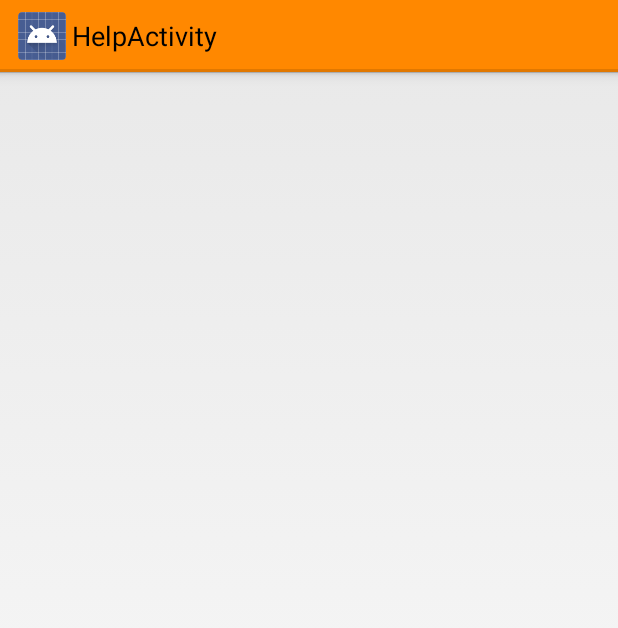
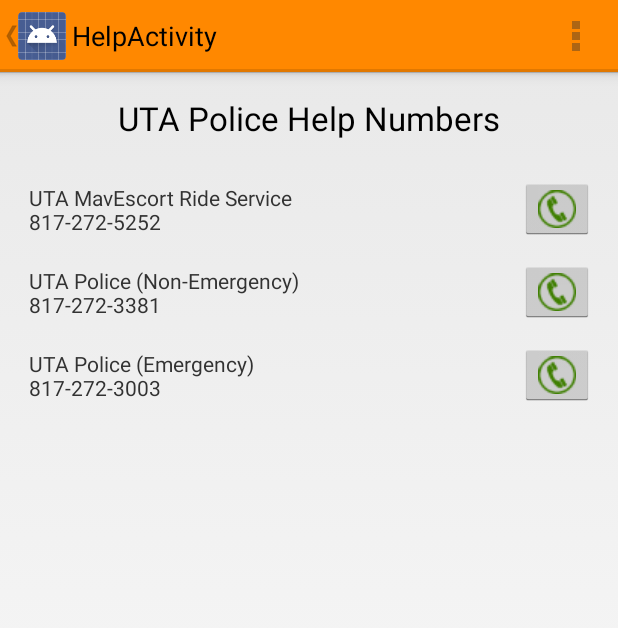
Before and after one commit to hemanthgeddada/B, an Android app: the HelpActivity screen opened directly, with no data from a screen before it, on a phone screen of 412 x 824 dp. Shown: the top 628 px of the screen. Run offline under Robolectric (Android 15) with nearby library versions, the phone set to English and light mode, and no system bars.

Commit message:
help done.

```diff
--- a/newsubdir/app/src/main/AndroidManifest.xml
+++ b/newsubdir/app/src/main/AndroidManifest.xml
@@ -1,18 +1,16 @@
 <?xml version="1.0" encoding="utf-8"?>
 <manifest xmlns:android="http://schemas.android.com/apk/res/android"
     package="com.example.dell.mavride" >
-
     <uses-permission android:name="android.permission.INTERNET" />
+    <uses-permission android:name="android.permission.CALL_PHONE"/>
     <uses-permission android:name="android.permission.ACCESS_NETWORK_STATE" />
     <uses-permission android:name="android.permission.ACCESS_NETWORK_STATE" />
     <uses-permission android:name="android.permission.ACCESS_COARSE_LOCATION" />
     <uses-permission android:name="android.permission.ACCESS_FINE_LOCATION" />
     <uses-permission android:name="android.permission.WRITE_EXTERNAL_STORAGE" />
-
     <uses-feature
         android:glEsVersion="0x00020000"
         android:required="true" />
-
     <application
         android:allowBackup="true"
         android:icon="@drawable/ic_launcher"
--- a/newsubdir/app/src/main/java/com/example/dell/mavride/DriverHomePage.java
+++ b/newsubdir/app/src/main/java/com/example/dell/mavride/DriverHomePage.java
@@ -262,4 +262,5 @@ public class DriverHomePage extends ListActivity {
             }
         });
     }
+
 }
--- a/newsubdir/app/src/main/java/com/example/dell/mavride/HelpActivity.java
+++ b/newsubdir/app/src/main/java/com/example/dell/mavride/HelpActivity.java
@@ -1,26 +1,28 @@
-package com.example.dell.mavride;
+    package com.example.dell.mavride;
 
+import android.app.Activity;
+import android.content.Intent;
+import android.net.Uri;
 import android.support.v7.app.ActionBarActivity;
 import android.os.Bundle;
 import android.view.Menu;
 import android.view.MenuItem;
+import android.view.View;
 
 
-public class HelpActivity extends ActionBarActivity {
+public class HelpActivity extends Activity {
 
     @Override
     protected void onCreate(Bundle savedInstanceState) {
         super.onCreate(savedInstanceState);
         setContentView(R.layout.activity_help);
     }
-
     @Override
     public boolean onCreateOptionsMenu(Menu menu) {
         // Inflate the menu; this adds items to the action bar if it is present.
         getMenuInflater().inflate(R.menu.menu_help, menu);
         return true;
     }
-
     @Override
     public boolean onOptionsItemSelected(MenuItem item) {
         // Handle action bar item clicks here. The action bar will
@@ -35,4 +37,25 @@ public class HelpActivity extends ActionBarActivity {
 
         return super.onOptionsItemSelected(item);
     }
+    public void onClickButton1(View view)
+    {
+        String uri = "tel:817-272-5252";
+        Intent intent = new Intent(Intent.ACTION_CALL);
+        intent.setData(Uri.parse(uri));
+        startActivity(intent);
+    }
+    public void onClickButton2(View view)
+    {
+        String uri = "tel:817-272-3381";
+        Intent intent = new Intent(Intent.ACTION_CALL);
+        intent.setData(Uri.parse(uri));
+        startActivity(intent);
+    }
+    public void onClickButton3(View view)
+    {
+        String uri = "tel:817-272-3003";
+        Intent intent = new Intent(Intent.ACTION_CALL);
+        intent.setData(Uri.parse(uri));
+        startActivity(intent);
+    }
 }
--- a/newsubdir/app/src/main/java/com/example/dell/mavride/UserHome.java
+++ b/newsubdir/app/src/main/java/com/example/dell/mavride/UserHome.java
@@ -319,6 +319,7 @@ public class UserHome extends Activity {
     }*/
     public void showHelpActivity(View view)
     {
-
+        Intent intent=new Intent(this,HelpActivity.class);
+        startActivity(intent);
     }
     }
--- a/newsubdir/app/src/main/res/layout/activity_help.xml
+++ b/newsubdir/app/src/main/res/layout/activity_help.xml
@@ -6,5 +6,70 @@
     android:paddingBottom="@dimen/activity_vertical_margin"
     tools:context="com.example.dell.mavride.HelpActivity">
 
+    <TextView
+        android:layout_width="wrap_content"
+        android:layout_height="wrap_content"
+        android:textAppearance="?android:attr/textAppearanceLarge"
+        android:text="UTA Police Help Numbers"
+        android:id="@+id/textView9"
+
+        android:layout_centerHorizontal="true" />
+    <TableLayout
+        android:layout_width="fill_parent"
+        android:layout_height="match_parent"
+        android:id="@+id/tableLayout"
+        android:layout_below="@+id/textView9"
+        android:layout_alignParentLeft="true"
+        android:layout_alignParentStart="true"
+        android:layout_marginTop="25dp">
+        <TableRow>
+            <TextView
+                android:text="UTA MavEscort Ride Service\n817-272-5252"
+                android:padding="3dip"
+                android:layout_weight="1"/>
+            <ImageButton
+                android:layout_width="wrap_content"
+                android:layout_height="wrap_content"
+                android:id="@+id/imageButton1"
+                android:src="@drawable/phone1"
+                android:onClick="onClickButton1"
+                 />
+        </TableRow>
+            <Space
+                android:layout_width="20px"
+                android:layout_height="20px"
+                android:layout_column="0" />
+        <TableRow>
+            <TextView
+                android:text="UTA Police (Non-Emergency)\n817-272-3381"
+                android:padding="3dip"
+                android:layout_weight="1"/>
+            <ImageButton
+                android:layout_width="wrap_content"
+                android:layout_height="wrap_content"
+                android:id="@+id/imageButton2"
+                android:onClick="onClickButton2"
+                android:src="@drawable/phone1"
+                />
+        </TableRow>
+        <Space
+            android:layout_width="20px"
+            android:layout_height="20px"
+            android:layout_column="0" />
+        <TableRow>
+            <TextView
+                android:text="UTA Police (Emergency)\n817-272-3003"
+                android:padding="3dip"
+                android:layout_weight="1"/>
+            <ImageButton
+                android:layout_width="wrap_content"
+                android:layout_height="wrap_content"
+                android:id="@+id/imageButton2"
+                android:src="@drawable/phone1"
+                android:onClick="onClickButton3"
+                />
+        </TableRow>
+    </TableLayout>
+
 
 </RelativeLayout>
```
Also changed, not shown: newsubdir/app/src/main/res/drawable/call.png (added), newsubdir/app/src/main/res/drawable/phone1.png (added).
